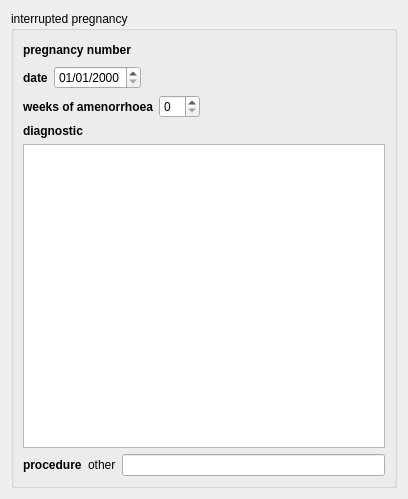
Before: the Qt Designer form forms/subforms/maternity/pmh/pmhinterruptedpregnancy/ui/xx/pmhinterruptedpregnancy.ui in maternite/freehealth, drawn with Qt 5.
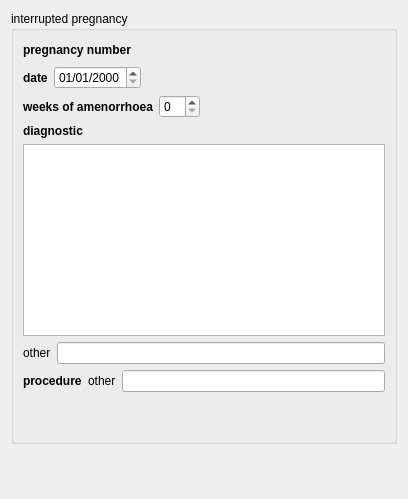
After: the same form once the commit is applied.

```diff
--- a/forms/subforms/maternity/pmh/pmhinterruptedpregnancy/ui/xx/pmhinterruptedpregnancy.ui
+++ b/forms/subforms/maternity/pmh/pmhinterruptedpregnancy/ui/xx/pmhinterruptedpregnancy.ui
@@ -164,8 +164,6 @@
        </layout>
       </item>
       <item>
-       <layout class="QVBoxLayout" name="verticalLayout_4">
-        <item>
          <widget class="QLabel" name="ipDiagnosticLabel">
           <property name="font">
            <font>
@@ -181,6 +179,18 @@
         <item>
          <widget class="QListView" name="ipDiagnosticListView"/>
         </item>
+      <item>
+       <layout class="QHBoxLayout" name="horizontalLayout_3">
+        <item>
+         <widget class="QLabel" name="otherDiagnosticLabel">
+          <property name="text">
+           <string>other</string>
+          </property>
+         </widget>
+        </item>
+        <item>
+         <widget class="QLineEdit" name="otherDiagnosticLineEdit"/>
+        </item>
        </layout>
       </item>
       <item>
@@ -213,9 +223,35 @@
         </item>
        </layout>
       </item>
+      <item>
+       <spacer name="verticalSpacer">
+        <property name="orientation">
+         <enum>Qt::Vertical</enum>
+        </property>
+        <property name="sizeHint" stdset="0">
+         <size>
+          <width>20</width>
+          <height>40</height>
+         </size>
+        </property>
+       </spacer>
+      </item>
      </layout>
     </widget>
    </item>
+   <item row="1" column="0">
+    <spacer name="verticalSpacer_2">
+     <property name="orientation">
+      <enum>Qt::Vertical</enum>
+     </property>
+     <property name="sizeHint" stdset="0">
+      <size>
+       <width>20</width>
+       <height>40</height>
+      </size>
+     </property>
+    </spacer>
+   </item>
   </layout>
  </widget>
  <resources/>
```
Lines whose indentation alone changed are shown as unchanged.
